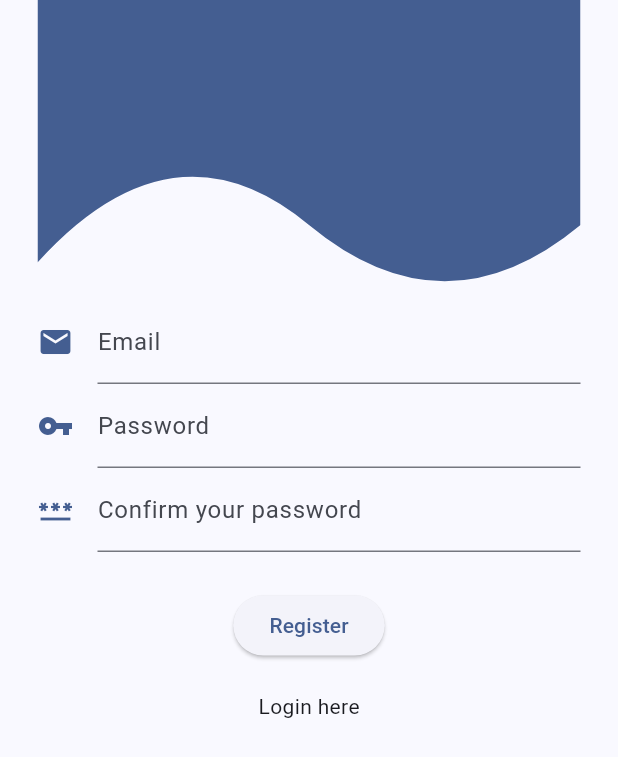
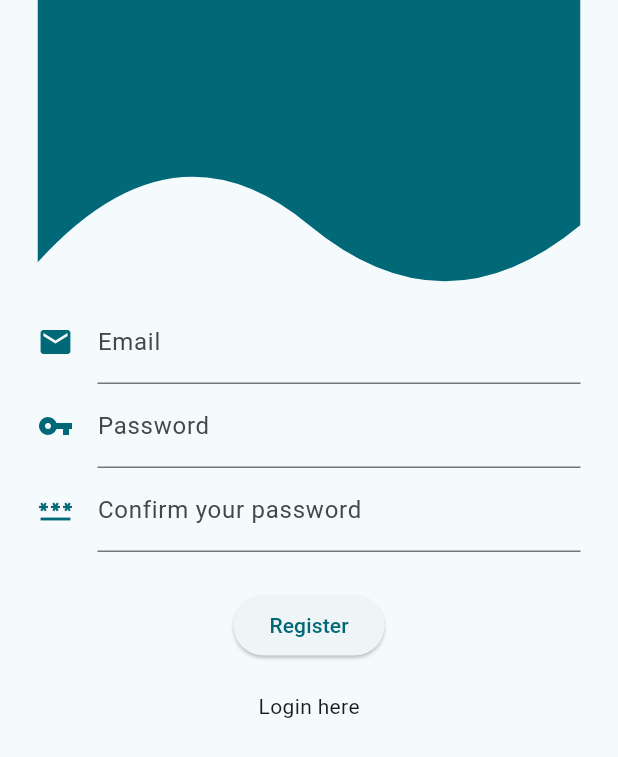
Before and after one commit to Heistoo/PII_4S, a Flutter app: the screen it shows after launch, on a phone screen of 412 x 824 dp. Shown: the top 757 px of the screen. Run offline on Flutter 3.47's test engine with Material 3 defaults, Android fonts, the phone set to English and light mode, and no system bars.

Commit message:
change color of main screen

```diff
--- a/lib/main.dart
+++ b/lib/main.dart
@@ -9,7 +9,7 @@
   Widget build(BuildContext context) {
     return MaterialApp(
       theme: ThemeData(
-        colorScheme: ColorScheme.fromSeed(seedColor: Colors.blueAccent),
+        colorScheme: ColorScheme.fromSeed(seedColor: Colors.cyan),
         useMaterial3: true,
       ),
       home: const AuthenticationScreen(),
```
